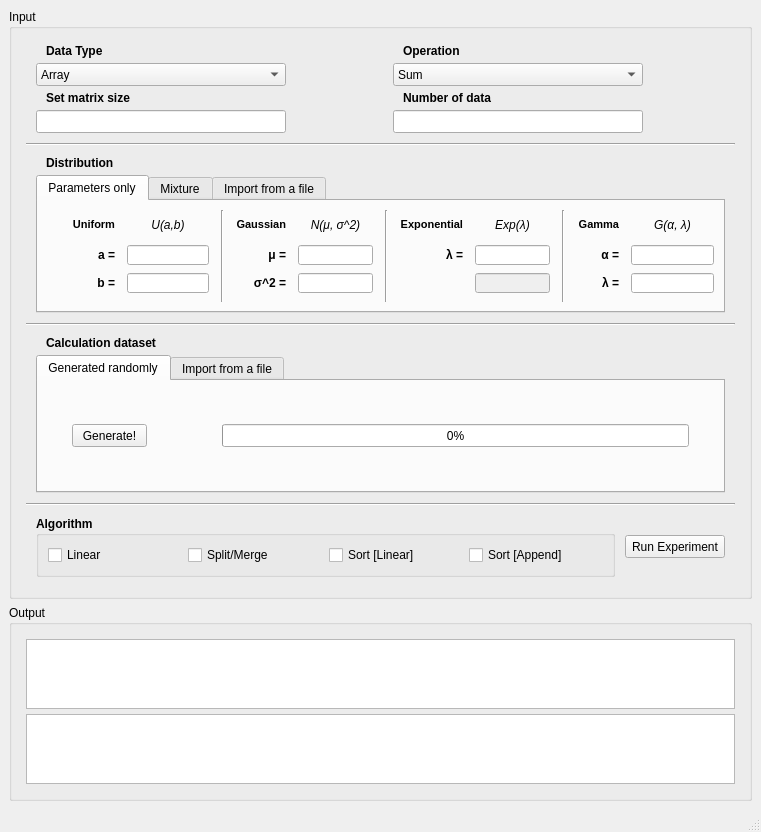
hungnv-sr/Map-Reduce-USTH-M1-2019, file src/mainwindow.ui: the form before one commit.
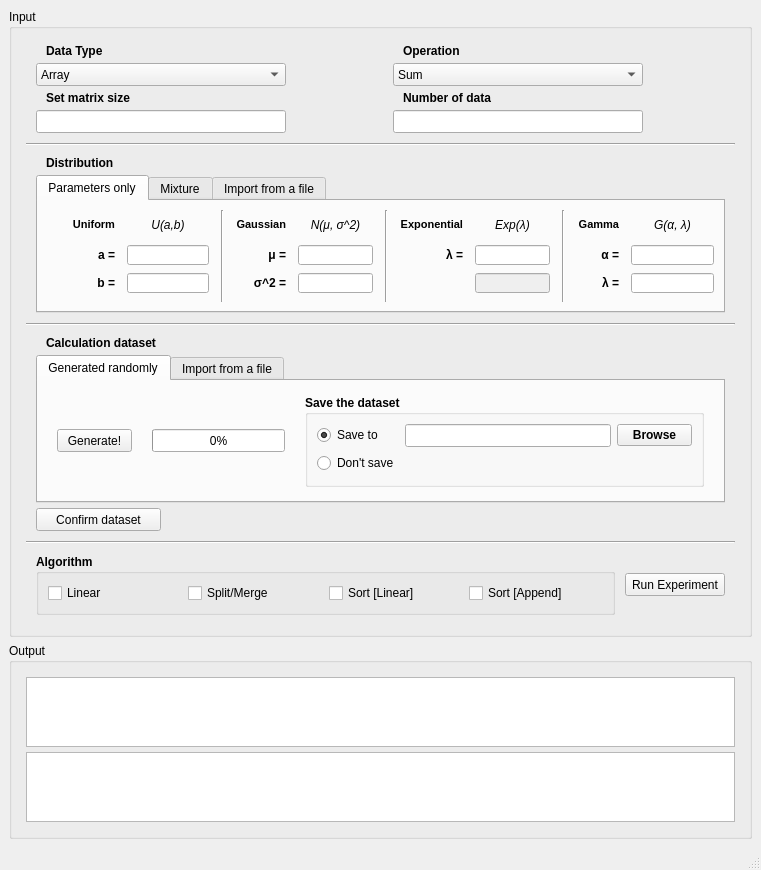
The form after the commit. The open tabs and pages were chosen to show the change.

```diff
--- a/src/mainwindow.ui
+++ b/src/mainwindow.ui
@@ -7,7 +7,7 @@
     <x>0</x>
     <y>0</y>
     <width>761</width>
-    <height>801</height>
+    <height>868</height>
    </rect>
   </property>
   <property name="windowTitle">
@@ -1129,18 +1129,18 @@
                 </attribute>
                 <layout class="QHBoxLayout" name="horizontalLayout_9">
                  <item>
-                  <layout class="QHBoxLayout" name="hLayoutInput_3_Page_1" stretch="1,8">
+                  <layout class="QHBoxLayout" name="hLayoutInput_3_Page_1" stretch="1,2,6">
                    <property name="spacing">
-                    <number>75</number>
+                    <number>20</number>
                    </property>
                    <property name="leftMargin">
-                    <number>25</number>
+                    <number>10</number>
                    </property>
                    <property name="topMargin">
                     <number>5</number>
                    </property>
                    <property name="rightMargin">
-                    <number>25</number>
+                    <number>10</number>
                    </property>
                    <property name="bottomMargin">
                     <number>5</number>
@@ -1174,7 +1174,7 @@
                      </property>
                      <property name="maximumSize">
                       <size>
-                       <width>500</width>
+                       <width>250</width>
                        <height>16777215</height>
                       </size>
                      </property>
@@ -1183,6 +1183,86 @@
                      </property>
                     </widget>
                    </item>
+                   <item>
+                    <widget class="QGroupBox" name="gBoxSaveDataset">
+                     <property name="font">
+                      <font>
+                       <weight>75</weight>
+                       <bold>true</bold>
+                      </font>
+                     </property>
+                     <property name="title">
+                      <string>Save the dataset</string>
+                     </property>
+                     <layout class="QGridLayout" name="gridLayout_3">
+                      <item row="0" column="1">
+                       <widget class="QLineEdit" name="lEditSaveDir">
+                        <property name="minimumSize">
+                         <size>
+                          <width>50</width>
+                          <height>23</height>
+                         </size>
+                        </property>
+                        <property name="maximumSize">
+                         <size>
+                          <width>250</width>
+                          <height>16777215</height>
+                         </size>
+                        </property>
+                        <property name="font">
+                         <font>
+                          <weight>50</weight>
+                          <italic>true</italic>
+                          <bold>false</bold>
+                         </font>
+                        </property>
+                       </widget>
+                      </item>
+                      <item row="0" column="2">
+                       <widget class="QPushButton" name="pButtonBrowseDir">
+                        <property name="maximumSize">
+                         <size>
+                          <width>75</width>
+                          <height>16777215</height>
+                         </size>
+                        </property>
+                        <property name="text">
+                         <string>Browse</string>
+                        </property>
+                       </widget>
+                      </item>
+                      <item row="0" column="0">
+                       <widget class="QRadioButton" name="rButtonSave">
+                        <property name="font">
+                         <font>
+                          <weight>50</weight>
+                          <bold>false</bold>
+                         </font>
+                        </property>
+                        <property name="text">
+                         <string>Save to</string>
+                        </property>
+                        <property name="checked">
+                         <bool>true</bool>
+                        </property>
+                       </widget>
+                      </item>
+                      <item row="1" column="0">
+                       <widget class="QRadioButton" name="rButtonDontSave">
+                        <property name="font">
+                         <font>
+                          <weight>50</weight>
+                          <bold>false</bold>
+                         </font>
+                        </property>
+                        <property name="text">
+                         <string>Don't save</string>
+                        </property>
+                       </widget>
+                      </item>
+                     </layout>
+                    </widget>
+                   </item>
                   </layout>
                  </item>
                 </layout>
@@ -1267,6 +1347,33 @@
                </widget>
               </widget>
              </item>
+             <item>
+              <widget class="QPushButton" name="pButtonConfirmDataset">
+               <property name="minimumSize">
+                <size>
+                 <width>125</width>
+                 <height>23</height>
+                </size>
+               </property>
+               <property name="maximumSize">
+                <size>
+                 <width>125</width>
+                 <height>16777215</height>
+                </size>
+               </property>
+               <property name="font">
+                <font>
+                 <italic>false</italic>
+                </font>
+               </property>
+               <property name="layoutDirection">
+                <enum>Qt::LeftToRight</enum>
+               </property>
+               <property name="text">
+                <string>Confirm dataset</string>
+               </property>
+              </widget>
+             </item>
             </layout>
            </item>
            <item>
```
Left out of the diff: 2 changed lines with no effect on the pictures.
